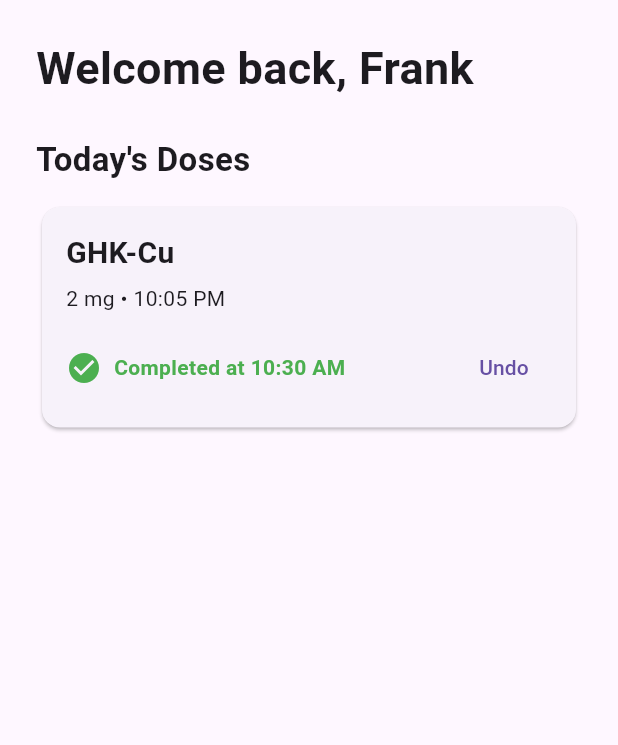
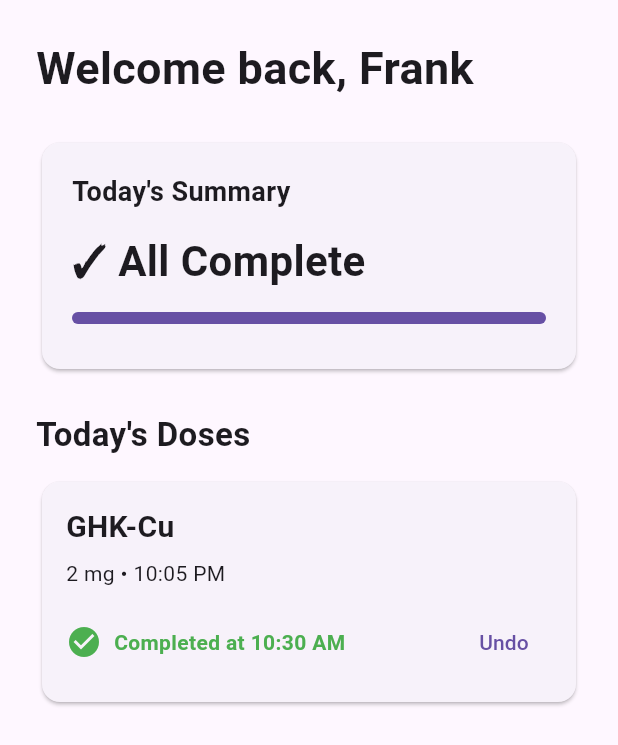
Before and after one commit to Pandler77/project-ghost, a Flutter app: the screen it shows after launch, after a tap on "Mark Complete", on a phone screen of 412 x 824 dp. Shown: the top 745 px of the screen. Run offline on Flutter 3.47's test engine with Material 3 defaults, Android fonts, the phone set to English and light mode, and no system bars.

Commit message:
Add dashboard dose summary

```diff
--- a/lib/screens/dashboard_screen.dart
+++ b/lib/screens/dashboard_screen.dart
@@ -6,6 +6,7 @@ import '../services/dose_service.dart';
 import '../services/protocol_service.dart';
 import '../widgets/dashboard_header.dart';
 import '../widgets/dose_card.dart';
+import '../widgets/today_summary_card.dart';
 
 class DashboardScreen extends StatefulWidget {
   const DashboardScreen({super.key});
@@ -38,6 +39,8 @@ class _DashboardScreenState extends State<DashboardScreen> {
           children: [
             const DashboardHeader(name: 'Frank'),
             const SizedBox(height: 24),
+            TodaySummaryCard(doses: doses),
+            const SizedBox(height: 24),
             const Text(
               'Today\'s Doses',
               style: TextStyle(
@@ -46,6 +49,30 @@ class _DashboardScreenState extends State<DashboardScreen> {
               ),
             ),
             const SizedBox(height: 12),
+
+            if (doses.isEmpty)
+              const Card(
+                child: Padding(
+                  padding: EdgeInsets.all(20),
+                  child: Column(
+                    crossAxisAlignment: CrossAxisAlignment.start,
+                    children: [
+                      Text(
+                        'All clear for today',
+                        style: TextStyle(
+                          fontSize: 18,
+                          fontWeight: FontWeight.bold,
+                        ),
+                      ),
+                      SizedBox(height: 6),
+                      Text(
+                        'Your next dose will appear here.',
+                      ),
+                    ],
+                  ),
+                ),
+              )
+            else
               for (final dose in doses) ...[
                 DoseCard(
                   dose: dose,
--- /dev/null
+++ b/lib/widgets/today_summary_card.dart
@@ -0,0 +1,51 @@
+import 'package:flutter/material.dart';
+
+import '../models/dose.dart';
+
+class TodaySummaryCard extends StatelessWidget {
+  const TodaySummaryCard({required this.doses, super.key});
+
+  final List<Dose> doses;
+
+  @override
+  Widget build(BuildContext context) {
+    final completedCount = doses.where((dose) => dose.isCompleted).length;
+
+    final remainingCount = doses.length - completedCount;
+
+    final summaryText = remainingCount == 0
+        ? 'All Complete'
+        : '$remainingCount ';
+
+    return Card(
+      child: Padding(
+        padding: const EdgeInsets.all(20),
+        child: Column(
+          crossAxisAlignment: CrossAxisAlignment.start,
+          children: [
+            const Text(
+              'Today\'s Summary',
+              style: TextStyle(fontSize: 18, fontWeight: FontWeight.bold),
+            ),
+            const SizedBox(height: 12),
+            Text(
+              remainingCount == 0
+                  ? '✓ All Complete'
+                  : '$completedCount of ${doses.length} Completed',
+              style: const TextStyle(fontSize: 28, fontWeight: FontWeight.bold),
+            ),
+            const SizedBox(height: 14),
+            ClipRRect(
+              borderRadius: BorderRadius.circular(10),
+              child: LinearProgressIndicator(
+                value: doses.isEmpty ? 0 : completedCount / doses.length,
+                minHeight: 8,
+              ),
+            ),
+            const SizedBox(height: 10),
+          ],
+        ),
+      ),
+    );
+  }
+}
```
Lines whose indentation alone changed are shown as unchanged.
